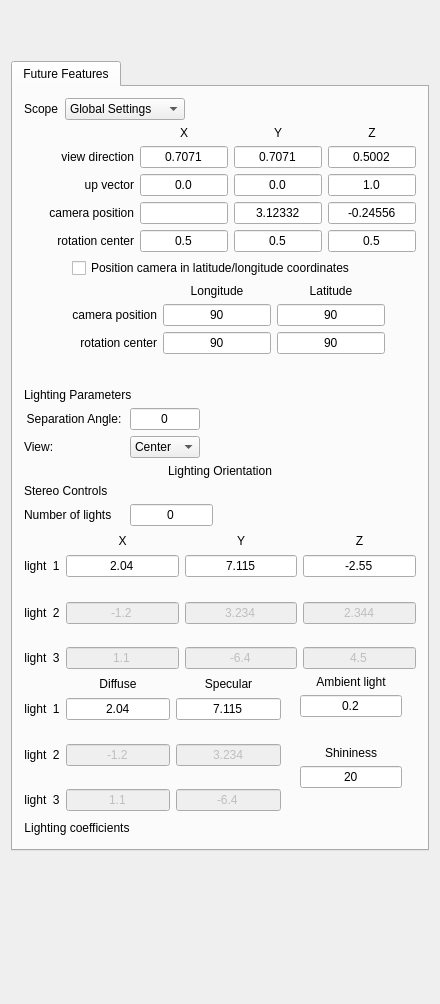
Old version of the form apps/vaporgui/vizTab.ui in the repository StasJ/vapor-formatted.
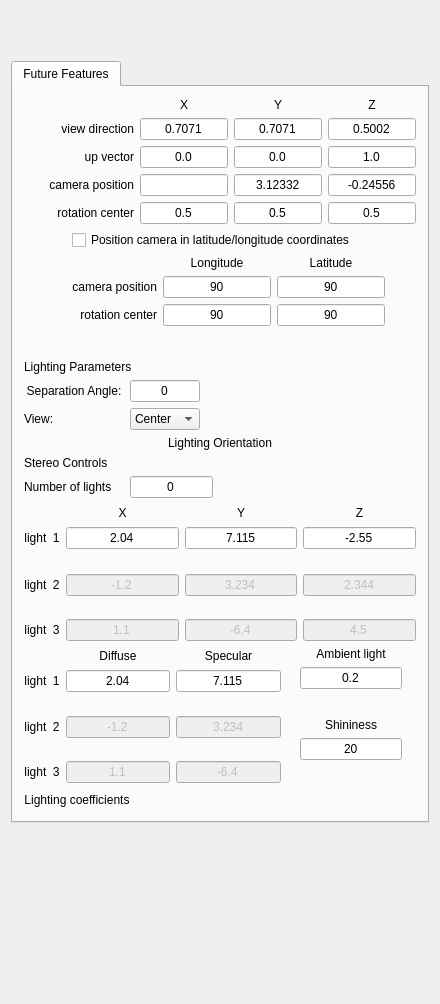
New version of the form. Custom widgets are drawn as their Qt base class.

Commit message: Removed global/local settings options from the viewpoint tab

Patch:
```diff
--- a/apps/vaporgui/vizTab.ui
+++ b/apps/vaporgui/vizTab.ui
@@ -78,80 +78,6 @@
          <string>Future Features</string>
         </attribute>
         <layout class="QVBoxLayout" name="verticalLayout_2">
-         <item>
-          <layout class="QHBoxLayout">
-           <item>
-            <widget class="QLabel" name="textLabel1">
-             <property name="font">
-              <font>
-               <pointsize>9</pointsize>
-              </font>
-             </property>
-             <property name="text">
-              <string>Scope</string>
-             </property>
-             <property name="wordWrap">
-              <bool>false</bool>
-             </property>
-            </widget>
-           </item>
-           <item>
-            <widget class="QComboBox" name="LocalGlobal">
-             <property name="minimumSize">
-              <size>
-               <width>120</width>
-               <height>0</height>
-              </size>
-             </property>
-             <property name="toolTip">
-              <string>Apply these settings to visualizers, either globally or locally</string>
-             </property>
-             <property name="whatsThis">
-              <string>Viewpoint and lights parameters
-can be either &quot;local&quot; or &quot;global&quot;.
-To apply these parameters to
-only the one (selected) visualizer,
-set this to &quot;local&quot;.  All visualizers
-that have this set to &quot;global&quot; will
-share the same viewpoint and
-lights.</string>
-             </property>
-             <property name="editable">
-              <bool>false</bool>
-             </property>
-             <property name="maxCount">
-              <number>2</number>
-             </property>
-             <item>
-              <property name="text">
-               <string>Global Settings</string>
-              </property>
-             </item>
-             <item>
-              <property name="text">
-               <string>Local Settings</string>
-              </property>
-             </item>
-            </widget>
-           </item>
-           <item>
-            <spacer name="spacer26">
-             <property name="orientation">
-              <enum>Qt::Horizontal</enum>
-             </property>
-             <property name="sizeType">
-              <enum>QSizePolicy::Expanding</enum>
-             </property>
-             <property name="sizeHint" stdset="0">
-              <size>
-               <width>46</width>
-               <height>21</height>
-              </size>
-             </property>
-            </spacer>
-           </item>
-          </layout>
-         </item>
          <item>
           <layout class="QVBoxLayout">
            <item>
```
